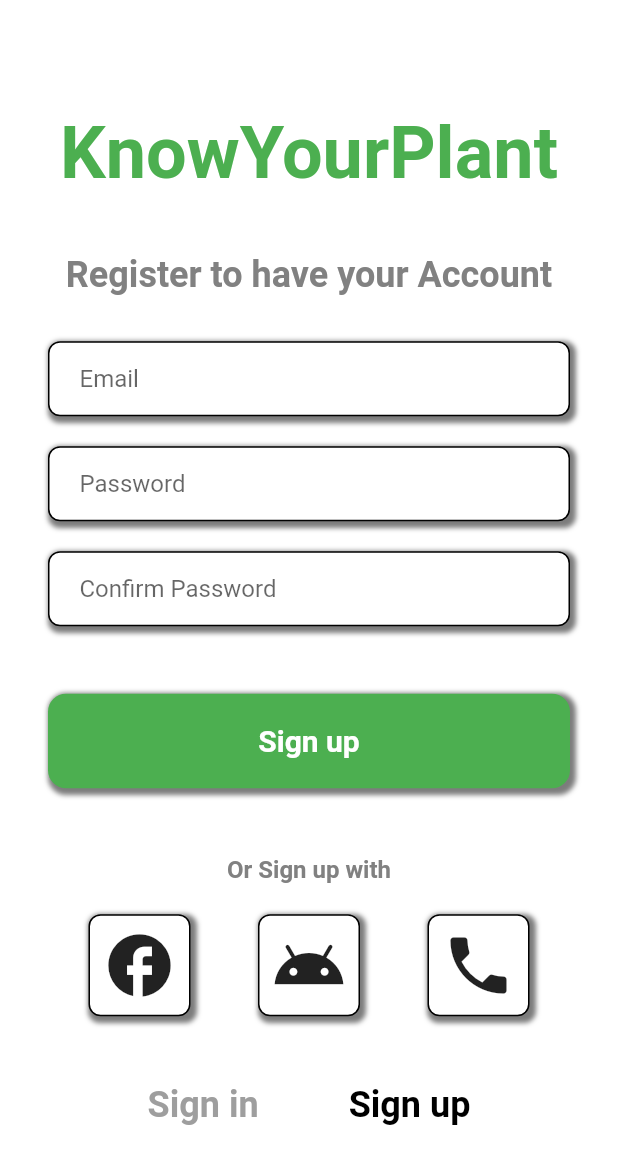
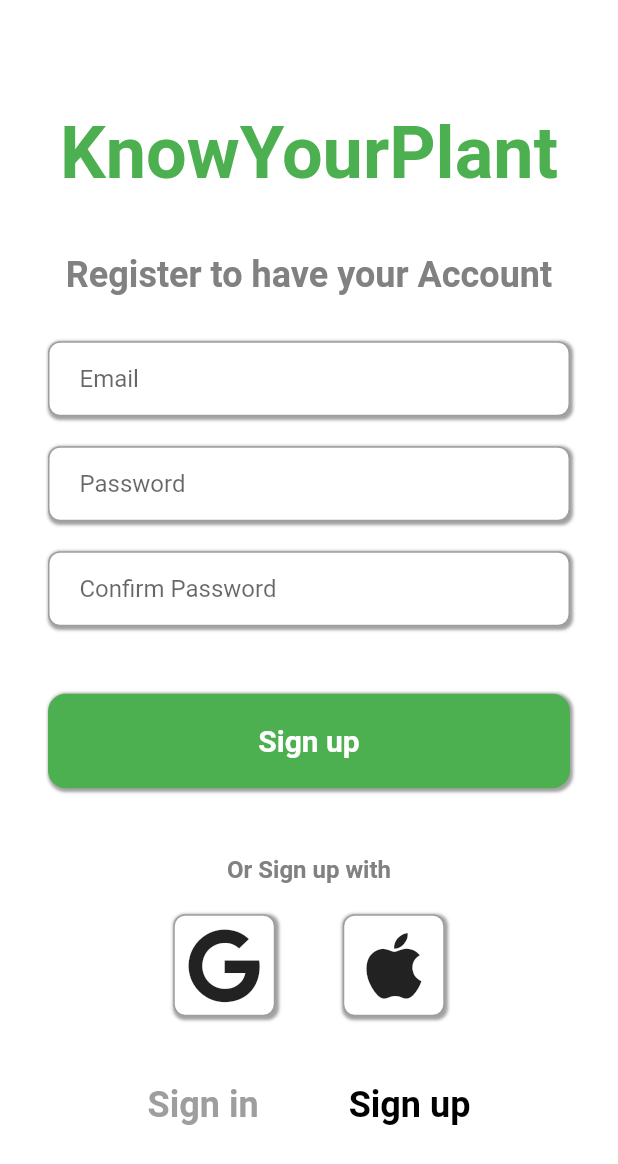
Before and after one commit to MSPR-Plant/A-rosa-je, a Flutter app: the screen it shows after launch, after a tap on "Sign up", on a phone screen of 412 x 824 dp. Shown: the top 1164 px of the screen. Run offline on Flutter 3.47's test engine with Material 2 defaults, Android fonts, the phone set to English and light mode, and no system bars; our stand-ins replace firebase_auth, firebase_core, font_awesome_flutter; accounts and stored records are empty; network calls fail.

Commit message:
Style update on Login + Register + ResetPW

```diff
--- a/lib/pages/forgot_password.dart
+++ b/lib/pages/forgot_password.dart
@@ -55,7 +55,10 @@ class _ForgotPasswordState extends State<ForgotPassword> {
               padding: const EdgeInsets.symmetric(horizontal: 32.0),
               child: Text("Enter Your Email and you'll receive a password reseting process",
               textAlign: TextAlign.center,
-              style: TextStyle(fontSize: 20),
+              style: TextStyle(
+                fontSize: 20,
+                fontWeight: FontWeight.bold
+                ),
               ),
             ),
 
@@ -67,14 +70,14 @@ class _ForgotPasswordState extends State<ForgotPassword> {
                   child: Container(
                     decoration: BoxDecoration(
                       color: Colors.white,
-                      border: Border.all(color: Colors.black),
+                      border: Border.all(color: Colors.grey),
                       borderRadius: BorderRadius.circular(8),
                       boxShadow: [
                         BoxShadow(
-                          color: Color.fromARGB(255, 124, 124, 124),
-                          spreadRadius: 2,
-                          blurRadius: 2,
-                          offset: Offset(2,2),
+                          color: Color.fromARGB(255, 185, 185, 185),
+                          spreadRadius: 1,
+                          blurRadius: 1,
+                          offset: Offset(1,1),
                         ),
                       ]
 
--- a/lib/pages/login.dart
+++ b/lib/pages/login.dart
@@ -1,6 +1,7 @@
 import 'package:firebase_auth/firebase_auth.dart';
 import 'package:flutter/material.dart';
 import 'forgot_password.dart';
+import 'package:font_awesome_flutter/font_awesome_flutter.dart';
 
 class Login extends StatefulWidget {
   final VoidCallback showRegisterPage;
@@ -80,14 +81,14 @@ class _LoginState extends State<Login> {
                   child: Container(
                     decoration: BoxDecoration(
                       color: Colors.white,
-                      border: Border.all(color: Colors.black),
+                      border: Border.all(color: Colors.grey),
                       borderRadius: BorderRadius.circular(8),
                       boxShadow: [
                         BoxShadow(
-                          color: Color.fromARGB(255, 124, 124, 124),
-                          spreadRadius: 2,
-                          blurRadius: 2,
-                          offset: Offset(2,2),
+                          color: Color.fromARGB(255, 161, 161, 161),
+                          spreadRadius: 1,
+                          blurRadius: 1,
+                          offset: Offset(1,1),
                         ),
                       ]
 
@@ -112,14 +113,14 @@ class _LoginState extends State<Login> {
                   child: Container(
                     decoration: BoxDecoration(
                       color: Colors.white,
-                      border: Border.all(color: Colors.black),
+                      border: Border.all(color: Colors.grey),
                       borderRadius: BorderRadius.circular(8),
                       boxShadow: [
                         BoxShadow(
-                          color: Color.fromARGB(255, 124, 124, 124),
-                          spreadRadius: 2,
-                          blurRadius: 2,
-                          offset: Offset(2,2),
+                          color: Color.fromARGB(255, 161, 161, 161),
+                          spreadRadius: 1,
+                          blurRadius: 1,
+                          offset: Offset(1,1),
                         ),
                       ]
                     ),
@@ -176,10 +177,10 @@ class _LoginState extends State<Login> {
                         borderRadius: BorderRadius.circular(12),
                         boxShadow: [
                           BoxShadow(
-                            color: Color.fromARGB(255, 124, 124, 124),
-                            spreadRadius: 2,
-                            blurRadius: 2,
-                            offset: Offset(2,2),
+                          color: Color.fromARGB(255, 161, 161, 161),
+                          spreadRadius: 1,
+                          blurRadius: 1,
+                          offset: Offset(1,1),
                           ),
                         ]
                       ),
@@ -208,28 +209,33 @@ class _LoginState extends State<Login> {
                 ),
 
                 SizedBox(height: 20),
+
                 //Icons
                 Row(
                   mainAxisAlignment: MainAxisAlignment.center,
                   children: [
+
+
                     Container(
                       padding: const EdgeInsets.all(8.0),
                       decoration: BoxDecoration(
-                        border: Border.all(color: Colors.black),
+                        border: Border.all(color: Colors.grey),
                         borderRadius: BorderRadius.circular(8),
                         color: Colors.white,
                         boxShadow: [
                         BoxShadow(
-                          color: Color.fromARGB(255, 124, 124, 124),
-                          spreadRadius: 2,
-                          blurRadius: 2,
-                          offset: Offset(2,2),
+                          color: Color.fromARGB(255, 161, 161, 161),
+                          spreadRadius: 1,
+                          blurRadius: 1,
+                          offset: Offset(1,1),
                         ),
-                        ]
+                      ]
                         ),
                       child:
-                      Icon(Icons.facebook,
-                      size: 50,),
+                      Icon(FontAwesomeIcons.google,
+                      size: 50,
+                      //color: Colors.red[600],
+                      ),
                       ),
 
                     SizedBox(width: 45),
@@ -237,42 +243,20 @@ class _LoginState extends State<Login> {
                     Container(
                       padding: const EdgeInsets.all(8.0),
                       decoration: BoxDecoration(
-                        border: Border.all(color: Colors.black),
+                        border: Border.all(color: Colors.grey),
                         borderRadius: BorderRadius.circular(8),
                         color: Colors.white,
                         boxShadow: [
                         BoxShadow(
-                          color: Color.fromARGB(255, 124, 124, 124),
-                          spreadRadius: 2,
-                          blurRadius: 2,
-                          offset: Offset(2,2),
+                          color: Color.fromARGB(255, 161, 161, 161),
+                          spreadRadius: 1,
+                          blurRadius: 1,
+                          offset: Offset(1,1),
                         ),
                       ]
                         ),
                       child:
-                      Icon(Icons.android,
-                      size: 50,),
-                      ),
-
-                    SizedBox(width: 45),
-
-                    Container(
-                      padding: const EdgeInsets.all(8.0),
-                      decoration: BoxDecoration(
-                        border: Border.all(color: Colors.black),
-                        borderRadius: BorderRadius.circular(8),
-                        color: Colors.white,
-                        boxShadow: [
-                        BoxShadow(
-                          color: Color.fromARGB(255, 124, 124, 124),
-                          spreadRadius: 2,
-                          blurRadius: 2,
-                          offset: Offset(2,2),
-                        ),
-                      ]
-                        ),
-                      child:
-                      Icon(Icons.phone,
+                      Icon(FontAwesomeIcons.apple,
                       size: 50,
                       ),
                       ),
--- a/lib/pages/register.dart
+++ b/lib/pages/register.dart
@@ -1,5 +1,6 @@
 import 'package:firebase_auth/firebase_auth.dart';
 import 'package:flutter/material.dart';
+import 'package:font_awesome_flutter/font_awesome_flutter.dart';
 
 class Register extends StatefulWidget {
   final VoidCallback showLoginPage;
@@ -96,14 +97,14 @@ class _RegisterState extends State<Register> {
                     child: Container(
                       decoration: BoxDecoration(
                         color: Colors.white,
-                        border: Border.all(color: Colors.black),
+                        border: Border.all(color: Colors.grey),
                         borderRadius: BorderRadius.circular(8),
                         boxShadow: [
                           BoxShadow(
-                            color: Color.fromARGB(255, 124, 124, 124),
-                            spreadRadius: 2,
-                            blurRadius: 2,
-                            offset: Offset(2,2),
+                          color: Color.fromARGB(255, 161, 161, 161),
+                          spreadRadius: 1,
+                          blurRadius: 1,
+                          offset: Offset(1,1),
                           ),
                         ]
 
@@ -128,14 +129,14 @@ class _RegisterState extends State<Register> {
                     child: Container(
                       decoration: BoxDecoration(
                         color: Colors.white,
-                        border: Border.all(color: Colors.black),
+                        border: Border.all(color: Colors.grey),
                         borderRadius: BorderRadius.circular(8),
                         boxShadow: [
                           BoxShadow(
-                            color: Color.fromARGB(255, 124, 124, 124),
-                            spreadRadius: 2,
-                            blurRadius: 2,
-                            offset: Offset(2,2),
+                          color: Color.fromARGB(255, 161, 161, 161),
+                          spreadRadius: 1,
+                          blurRadius: 1,
+                          offset: Offset(1,1),
                           ),
                         ]
                       ),
@@ -161,14 +162,14 @@ class _RegisterState extends State<Register> {
                     child: Container(
                       decoration: BoxDecoration(
                         color: Colors.white,
-                        border: Border.all(color: Colors.black),
+                        border: Border.all(color: Colors.grey),
                         borderRadius: BorderRadius.circular(8),
                         boxShadow: [
                           BoxShadow(
-                            color: Color.fromARGB(255, 124, 124, 124),
-                            spreadRadius: 2,
-                            blurRadius: 2,
-                            offset: Offset(2,2),
+                          color: Color.fromARGB(255, 161, 161, 161),
+                          spreadRadius: 1,
+                          blurRadius: 1,
+                          offset: Offset(1,1),
                           ),
                         ]
                       ),
@@ -199,10 +200,10 @@ class _RegisterState extends State<Register> {
                           borderRadius: BorderRadius.circular(12),
                           boxShadow: [
                             BoxShadow(
-                              color: Color.fromARGB(255, 124, 124, 124),
-                              spreadRadius: 2,
-                              blurRadius: 2,
-                              offset: Offset(2,2),
+                              color: Color.fromARGB(255, 161, 161, 161),
+                              spreadRadius: 1,
+                              blurRadius: 1,
+                              offset: Offset(1,1),
                             ),
                           ]
                         ),
@@ -235,24 +236,28 @@ class _RegisterState extends State<Register> {
                 Row(
                   mainAxisAlignment: MainAxisAlignment.center,
                   children: [
+
+
                     Container(
                       padding: const EdgeInsets.all(8.0),
                       decoration: BoxDecoration(
-                          border: Border.all(color: Colors.black),
+                        border: Border.all(color: Colors.grey),
                         borderRadius: BorderRadius.circular(8),
                         color: Colors.white,
                         boxShadow: [
                         BoxShadow(
-                            color: Color.fromARGB(255, 124, 124, 124),
-                            spreadRadius: 2,
-                            blurRadius: 2,
-                            offset: Offset(2,2),
+                          color: Color.fromARGB(255, 161, 161, 161),
+                          spreadRadius: 1,
+                          blurRadius: 1,
+                          offset: Offset(1,1),
                         ),
                       ]
                         ),
                       child:
-                        Icon(Icons.facebook,
-                        size: 50,),
+                      Icon(FontAwesomeIcons.google,
+                      size: 50,
+                      //color: Colors.red[600],
+                      ),
                       ),
 
                     SizedBox(width: 45),
@@ -260,42 +265,20 @@ class _RegisterState extends State<Register> {
                     Container(
                       padding: const EdgeInsets.all(8.0),
                       decoration: BoxDecoration(
-                          border: Border.all(color: Colors.black),
+                        border: Border.all(color: Colors.grey),
                         borderRadius: BorderRadius.circular(8),
                         color: Colors.white,
                         boxShadow: [
                         BoxShadow(
-                            color: Color.fromARGB(255, 124, 124, 124),
-                            spreadRadius: 2,
-                            blurRadius: 2,
-                            offset: Offset(2,2),
+                          color: Color.fromARGB(255, 161, 161, 161),
+                          spreadRadius: 1,
+                          blurRadius: 1,
+                          offset: Offset(1,1),
                         ),
                       ]
                         ),
                       child:
-                        Icon(Icons.android,
-                        size: 50,),
-                        ),
-
-                      SizedBox(width: 45),
-
-                      Container(
-                        padding: const EdgeInsets.all(8.0),
-                        decoration: BoxDecoration(
-                          border: Border.all(color: Colors.black),
-                          borderRadius: BorderRadius.circular(8),
-                          color: Colors.white,
-                          boxShadow: [
-                          BoxShadow(
-                            color: Color.fromARGB(255, 124, 124, 124),
-                            spreadRadius: 2,
-                            blurRadius: 2,
-                            offset: Offset(2,2),
-                          ),
-                        ]
-                          ),
-                        child:
-                        Icon(Icons.phone,
+                      Icon(FontAwesomeIcons.apple,
                       size: 50,
                       ),
                       ),
--- a/pubspec.yaml
+++ b/pubspec.yaml
@@ -41,6 +41,12 @@ dependencies:
 
   #FireBase Authentification
   firebase_auth: ^4.2.6
+
+  #Dependencies for Google Icons
+  font_awesome_flutter: ^10.4.0
+
+  #Google singin dependencie
+  google_sign_in: ^5.4.4
 
 dev_dependencies:
   flutter_test:
```
Also changed, not shown: pubspec.lock. Lines whose indentation alone changed are shown as unchanged.
